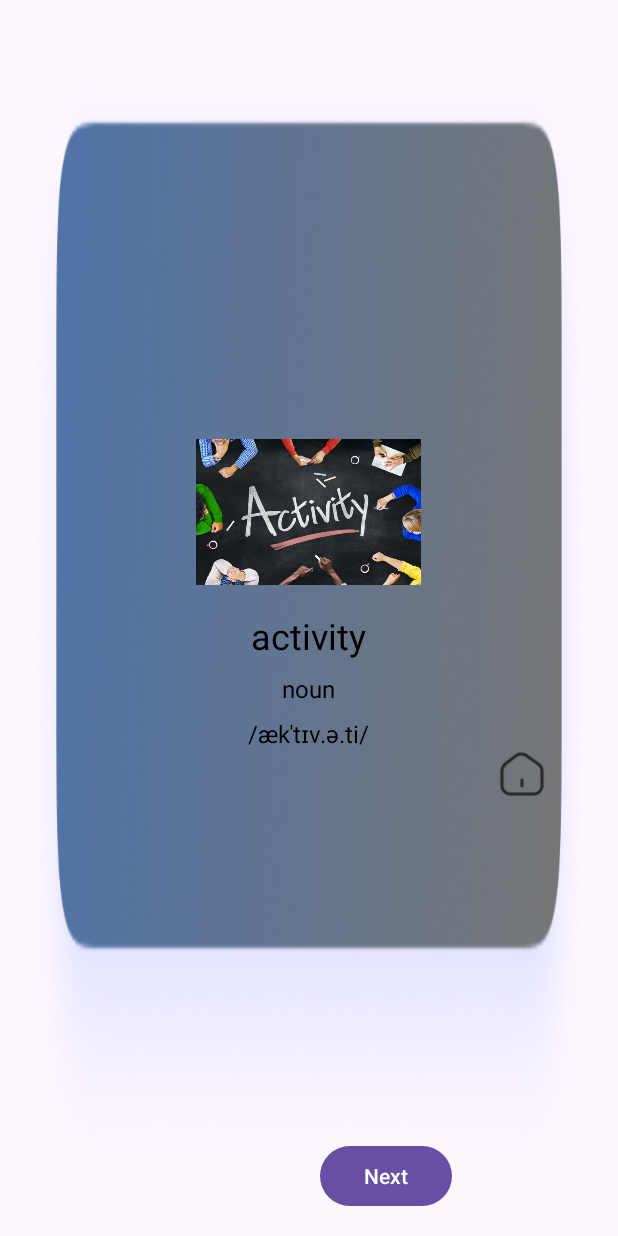
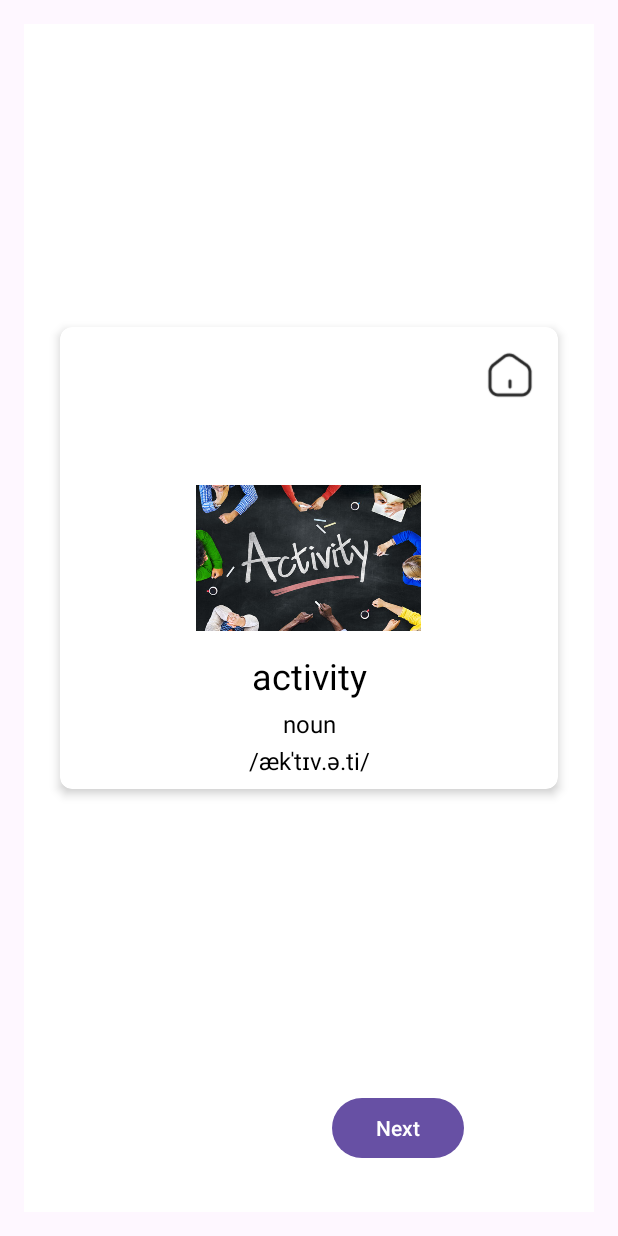
Before and after one commit to ngodinhan058/AppEnglishLearning, an Android app: the screen it shows after launch (VocabularyActivity), after a tap on "Unit 1", on a phone screen of 412 x 824 dp. Run offline under Robolectric (Android 15) with nearby library versions, the phone set to English and light mode, and no system bars.

Commit message:
complete amination flip card

```diff
--- a/app/src/main/java/com/example/doanltdd_1/VocabularyActivity.kt
+++ b/app/src/main/java/com/example/doanltdd_1/VocabularyActivity.kt
@@ -1,5 +1,8 @@
 package com.example.doanltdd_1
 
+import android.animation.Animator
+import android.animation.AnimatorInflater
+import android.animation.AnimatorSet
 import android.media.MediaPlayer
 import android.os.Bundle
 import android.view.View
@@ -72,21 +75,37 @@ class VocabularyActivity : AppCompatActivity() {
     }
 
     private fun flipCard() {
-        val flipIn = AnimationUtils.loadAnimation(this, R.anim.card_flip_in)
-        val flipOut = AnimationUtils.loadAnimation(this, R.anim.card_flip_out)
+        val flipIn = AnimatorInflater.loadAnimator(this, R.animator.card_flip_in) as AnimatorSet
+        val flipOut = AnimatorInflater.loadAnimator(this, R.animator.card_flip_out) as AnimatorSet
 
         if (isFrontVisible) {
-            frontCard.startAnimation(flipOut)
+            flipOut.setTarget(frontCard)
             frontCard.visibility = View.GONE
             backCard.visibility = View.VISIBLE
-            backCard.startAnimation(flipIn)
+            flipIn.setTarget(backCard)
         } else {
-            backCard.startAnimation(flipOut)
+            flipOut.setTarget(backCard)
             backCard.visibility = View.GONE
             frontCard.visibility = View.VISIBLE
-            frontCard.startAnimation(flipIn)
+            flipIn.setTarget(frontCard)
         }
+
+        flipOut.start()
+        flipIn.start()
         isFrontVisible = !isFrontVisible
+
+
+//        if (isFrontVisible) {
+//            frontCard.startAnimation(flipOut)
+//            frontCard.visibility = View.GONE
+//            backCard.visibility = View.VISIBLE
+//            backCard.startAnimation(flipIn)
+//        } else {
+//            backCard.startAnimation(flipOut)
+//            backCard.visibility = View.GONE
+//            frontCard.visibility = View.VISIBLE
+//            frontCard.startAnimation(flipIn)
+//        }
     }
 
 
@@ -110,6 +129,9 @@ class VocabularyActivity : AppCompatActivity() {
 
     override fun onDestroy() {
         super.onDestroy()
-        mediaPlayer.release()
+        if (this::mediaPlayer.isInitialized) {
+            mediaPlayer.release()
+        }
     }
+
 }
--- a/app/src/main/res/anim/card_flip_in.xml
+++ /dev/null
@@ -1,13 +0,0 @@
-<set xmlns:android="http://schemas.android.com/apk/res/android">
-    <rotate
-        android:duration="300"
-        android:fromDegrees="90"
-        android:toDegrees="0"
-        android:pivotX="50%"
-        android:pivotY="50%"
-        android:interpolator="@android:interpolator/decelerate_quad"/>
-    <alpha
-        android:duration="300"
-        android:fromAlpha="0"
-        android:toAlpha="1"/>
-</set>
--- a/app/src/main/res/anim/card_flip_out.xml
+++ /dev/null
@@ -1,13 +0,0 @@
-<set xmlns:android="http://schemas.android.com/apk/res/android">
-    <rotate
-        android:duration="300"
-        android:fromDegrees="0"
-        android:toDegrees="10"
-        android:pivotX="50%"
-        android:pivotY="50%"
-        android:interpolator="@android:interpolator/accelerate_quad"/>
-    <alpha
-        android:duration="300"
-        android:fromAlpha="1"
-        android:toAlpha="0"/>
-</set>
--- /dev/null
+++ b/app/src/main/res/animator/card_flip_in.xml
@@ -0,0 +1,13 @@
+<?xml version="1.0" encoding="utf-8"?>
+<set xmlns:android="http://schemas.android.com/apk/res/android">
+    <objectAnimator
+        android:propertyName="rotationY"
+        android:valueType="floatType"
+        android:valueFrom="-90"
+        android:valueTo="0"
+        android:duration="500"
+        android:interpolator="@android:interpolator/accelerate_decelerate"
+        android:repeatCount="0"
+        android:repeatMode= "reverse" />
+
+</set>
--- /dev/null
+++ b/app/src/main/res/animator/card_flip_out.xml
@@ -0,0 +1,13 @@
+<?xml version="1.0" encoding="utf-8"?>
+<set xmlns:android="http://schemas.android.com/apk/res/android">
+        <objectAnimator
+            android:propertyName="rotationY"
+            android:valueType="floatType"
+            android:valueFrom="0"
+            android:valueTo="90"
+            android:duration="500"
+            android:interpolator="@android:interpolator/accelerate_decelerate"
+            android:repeatCount="0"
+            android:repeatMode= "reverse" />
+
+</set>
--- a/app/src/main/res/layout/vocabulary_item.xml
+++ b/app/src/main/res/layout/vocabulary_item.xml
@@ -1,19 +1,39 @@
 <!-- flashcard_item.xml -->
-<FrameLayout xmlns:android="http://schemas.android.com/apk/res/android"
+<androidx.constraintlayout.widget.ConstraintLayout xmlns:android="http://schemas.android.com/apk/res/android"
     android:layout_width="match_parent"
     android:layout_height="match_parent"
+    xmlns:app="http://schemas.android.com/apk/res-auto"
     android:layout_gravity="center"
     android:padding="16dp">
 
-    <!-- Mặt trước của Flashcard -->
     <LinearLayout
-        android:id="@+id/front_card"
         android:layout_width="match_parent"
         android:layout_height="match_parent"
         android:orientation="vertical"
         android:gravity="center"
+        android:padding="16dp"
+        android:background="@android:color/white">
+
+        <!-- Flashcard -->
+        <LinearLayout
+            android:layout_width="match_parent"
+            android:layout_height="0dp"
+            android:layout_weight="1"
+            android:orientation="vertical"
+            android:gravity="center">
+
+            <!-- Mặt trước của Flashcard -->
+            <androidx.cardview.widget.CardView
+                android:id="@+id/front_card"
+                android:layout_width="match_parent"
+                android:layout_height="wrap_content"
+                android:layout_margin="8dp"
+                android:orientation="vertical"
+                android:gravity="center"
                 android:background="@drawable/unit_background"
-        android:visibility="visible">
+                android:visibility="visible"
+                app:cardElevation="4dp"
+                app:cardCornerRadius="8dp">
 
                 <ImageView
                     android:id="@+id/flashcard_image"
@@ -24,53 +44,61 @@
 
                 <TextView
                     android:id="@+id/flashcard_word"
-            android:layout_width="wrap_content"
+                    android:layout_width="match_parent"
                     android:layout_height="wrap_content"
+                    android:layout_marginTop="200dp"
+                    android:gravity="center"
+                    android:paddingTop="16dp"
                     android:text="hoạt động"
-            android:textSize="24sp"
-            android:gravity="center"
                     android:textColor="@android:color/black"
-            android:paddingTop="16dp" />
+                    android:textSize="24sp" />
 
                 <TextView
                     android:id="@+id/flashcard_part_of_speech"
-            android:layout_width="wrap_content"
+                    android:layout_width="match_parent"
                     android:layout_height="wrap_content"
+                    android:layout_marginTop="245dp"
+                    android:gravity="center"
+                    android:paddingTop="8dp"
                     android:text="n"
-            android:textSize="16sp"
-            android:gravity="center"
                     android:textColor="@android:color/black"
-            android:paddingTop="8dp" />
+                    android:textSize="16sp" />
 
                 <TextView
                     android:id="@+id/flashcard_phonetic"
-            android:layout_width="wrap_content"
+                    android:layout_width="match_parent"
                     android:layout_height="wrap_content"
+                    android:layout_marginTop="270dp"
+                    android:gravity="center"
+                    android:paddingVertical="8dp"
                     android:text="/ækˈtɪv.ə.ti/"
-            android:textSize="16sp"
-            android:gravity="center"
                     android:textColor="@android:color/black"
-            android:paddingTop="8dp" />
+                    android:textSize="16sp" />
 
                 <ImageView
                     android:id="@+id/button_play_audio"
                     android:layout_width="32dp"
                     android:layout_height="32dp"
                     android:layout_gravity="end"
-            android:layout_marginEnd="32dp"
+                    android:layout_marginTop="16dp"
+                    android:layout_marginEnd="16dp"
                     android:src="@drawable/ic_home"
                     android:contentDescription="Play Audio" />
-    </LinearLayout>
+
+            </androidx.cardview.widget.CardView>
 
             <!-- Mặt sau của Flashcard -->
-    <LinearLayout
+            <androidx.cardview.widget.CardView
                 android:id="@+id/back_card"
                 android:layout_width="match_parent"
-        android:layout_height="match_parent"
+                android:layout_height="wrap_content"
+                android:layout_margin="8dp"
                 android:orientation="vertical"
                 android:gravity="center"
+                android:visibility="gone"
                 android:background="@drawable/unit_background"
-        android:visibility="gone">
+                app:cardElevation="4dp"
+                app:cardCornerRadius="8dp">
 
                 <ImageView
                     android:id="@+id/flashcard_image_back"
@@ -81,45 +109,49 @@
 
                 <TextView
                     android:id="@+id/flashcard_meaning"
-            android:layout_width="wrap_content"
+                    android:layout_width="match_parent"
                     android:layout_height="wrap_content"
                     android:text="Meaning in Vietnamese"
+                    android:layout_marginTop="200dp"
                     android:textSize="24sp"
                     android:gravity="center"
-            android:textColor="@android:color/black" />
+                    android:textColor="@android:color/black"
+                    android:paddingTop="16dp" />
 
                 <TextView
                     android:id="@+id/flashcard_part_of_speech_back"
-            android:layout_width="wrap_content"
+                    android:layout_width="match_parent"
                     android:layout_height="wrap_content"
                     android:text="n"
                     android:textSize="16sp"
+                    android:layout_marginTop="245dp"
                     android:gravity="center"
                     android:textColor="@android:color/black"
                     android:paddingTop="8dp" />
 
                 <TextView
                     android:id="@+id/flashcard_phonetic_back"
-            android:layout_width="wrap_content"
+                    android:layout_width="match_parent"
                     android:layout_height="wrap_content"
                     android:text="/ækˈtɪv.ə.ti/"
                     android:textSize="16sp"
+                    android:layout_marginTop="270dp"
+                    android:paddingVertical="8dp"
                     android:gravity="center"
-            android:textColor="@android:color/black"
-            android:paddingTop="8dp" />
+                    android:textColor="@android:color/black" />
 
                 <ImageView
                     android:id="@+id/button_play_audio_back"
                     android:layout_width="32dp"
                     android:layout_height="32dp"
                     android:layout_gravity="end"
-            android:layout_marginEnd="32dp"
+                    android:layout_marginTop="16dp"
+                    android:layout_marginEnd="16dp"
                     android:src="@drawable/ic_home"
                     android:contentDescription="Play Audio" />
 
 
-
-
+            </androidx.cardview.widget.CardView>
 
         </LinearLayout>
 
@@ -129,19 +161,26 @@
             android:layout_height="wrap_content"
             android:orientation="horizontal"
             android:gravity="center"
-        android:layout_gravity="bottom"
-        android:paddingTop="16dp">
+            android:paddingTop="16dp"
+            android:layout_marginBottom="16dp">
 
             <Button
                 android:id="@+id/button_previous"
                 android:layout_width="wrap_content"
                 android:layout_height="wrap_content"
-            android:text="Previous" />
+                android:text="Previous"
+                android:layout_marginEnd="16dp"
+                android:textColor="@android:color/white" />
 
             <Button
                 android:id="@+id/button_next"
                 android:layout_width="wrap_content"
                 android:layout_height="wrap_content"
-            android:text="Next" />
+                android:text="Next"
+                android:textColor="@android:color/white" />
+
         </LinearLayout>
-</FrameLayout>
+
+    </LinearLayout>
+
+</androidx.constraintlayout.widget.ConstraintLayout>
```
Lines whose indentation alone changed are shown as unchanged.
